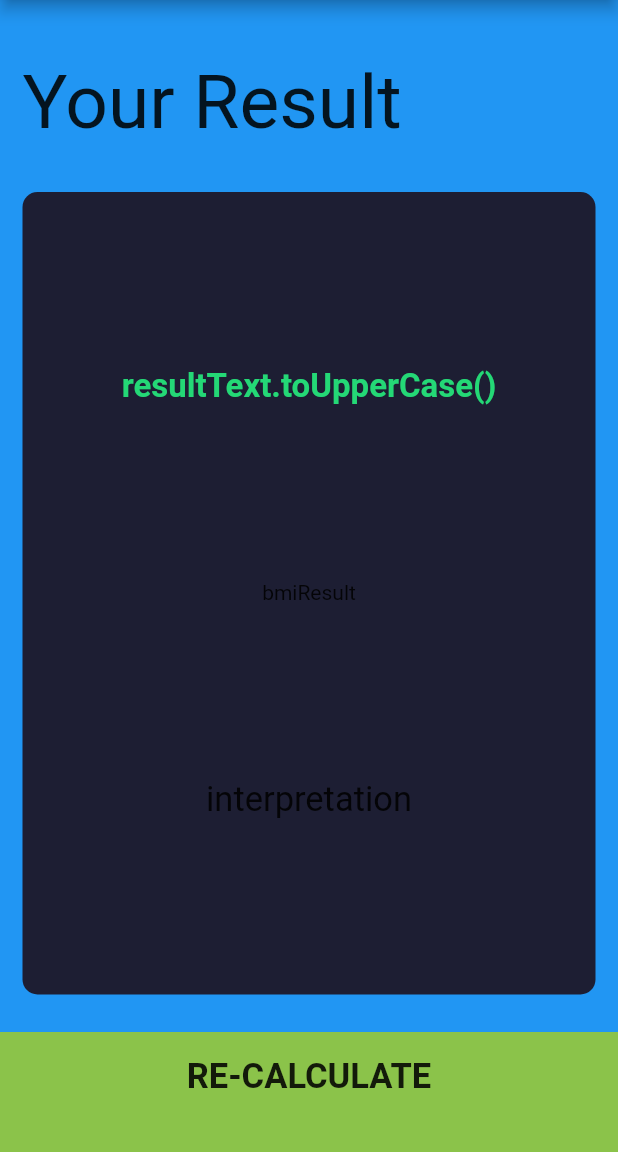
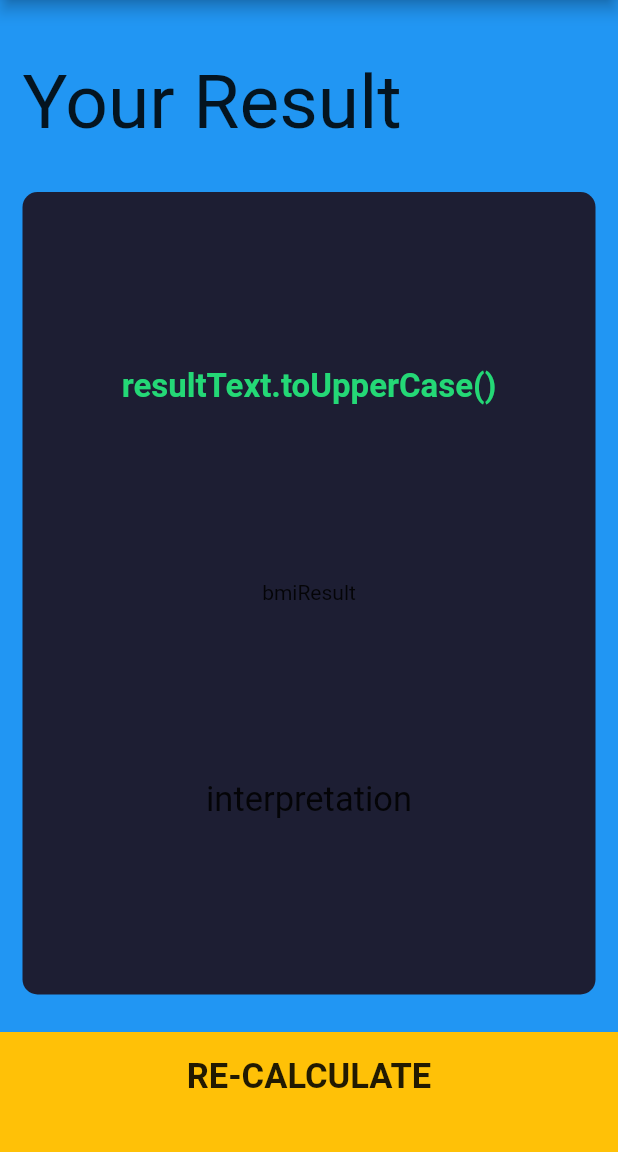
Before and after one commit to fatima796/calbmii, a Flutter app: the ResultPage screen opened directly, on a phone screen of 412 x 824 dp, the part 84-1236 px from its top. Run offline on Flutter 3.47's test engine with Material 2 defaults, Android fonts, the phone set to English and light mode, and no system bars; our stand-ins replace font_awesome_flutter.

Commit message:
container color amber

```diff
--- a/lib/constantFile.dart
+++ b/lib/constantFile.dart
@@ -3,7 +3,7 @@ import 'package:flutter/material.dart';
 const kactiveColor = Color(0xFF1D1E33);
 const kinactiveColor = Color(0xFF111320);
 const kBottomContainerHeight = 80.0;
-const kBottomContainerColour = Colors.lightGreen;
+const kBottomContainerColour = Colors.amber;
 
 const kbottemContainerStyle = TextStyle(
   fontSize: 30.0,
```
